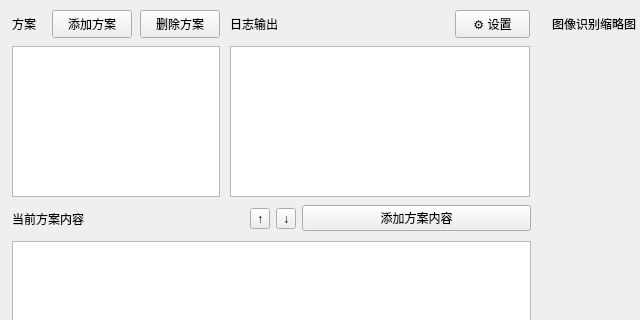
First picture: the form in src/ui/main/mainwindow.ui, repository Ferrarii-430/onmyoji-script, before the edit; both pictures show x 0 to 640 and y 0 to 320 of the 979 by 550 pixel window.
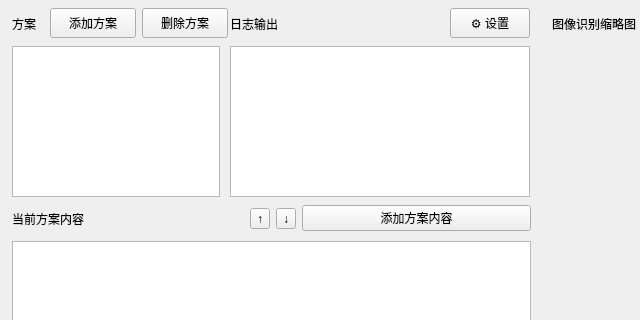
Second picture: the form after the edit.

Commit message: 界面修复：运行时生成SpinBox/下拉箭头与CheckBox对勾图标、按钮加宽、设置按钮TextOnly并raise、统一对话框按钮排列

The edit to the form file:
```diff
--- a/src/ui/main/mainwindow.ui
+++ b/src/ui/main/mainwindow.ui
@@ -175,10 +175,10 @@
   <widget class="QPushButton" name="programmeAddBtn">
    <property name="geometry">
     <rect>
-     <x>52</x>
-     <y>10</y>
-     <width>80</width>
-     <height>28</height>
+     <x>50</x>
+     <y>8</y>
+     <width>86</width>
+     <height>30</height>
     </rect>
    </property>
    <property name="text">
@@ -188,10 +188,10 @@
   <widget class="QPushButton" name="programmeRemoveBtn">
    <property name="geometry">
     <rect>
-     <x>140</x>
-     <y>10</y>
-     <width>80</width>
-     <height>28</height>
+     <x>142</x>
+     <y>8</y>
+     <width>86</width>
+     <height>30</height>
     </rect>
    </property>
    <property name="text">
@@ -254,15 +254,18 @@
   <widget class="QToolButton" name="settingButton">
    <property name="geometry">
     <rect>
-     <x>455</x>
-     <y>10</y>
-     <width>75</width>
-     <height>28</height>
+     <x>450</x>
+     <y>8</y>
+     <width>80</width>
+     <height>30</height>
     </rect>
    </property>
    <property name="text">
     <string>⚙ 设置</string>
    </property>
+   <property name="toolButtonStyle">
+    <enum>Qt::ToolButtonStyle::ToolButtonTextOnly</enum>
+   </property>
   </widget>
   <widget class="QLabel" name="systemConfigTips">
    <property name="geometry">
```
The commit also changes 2 other files.
